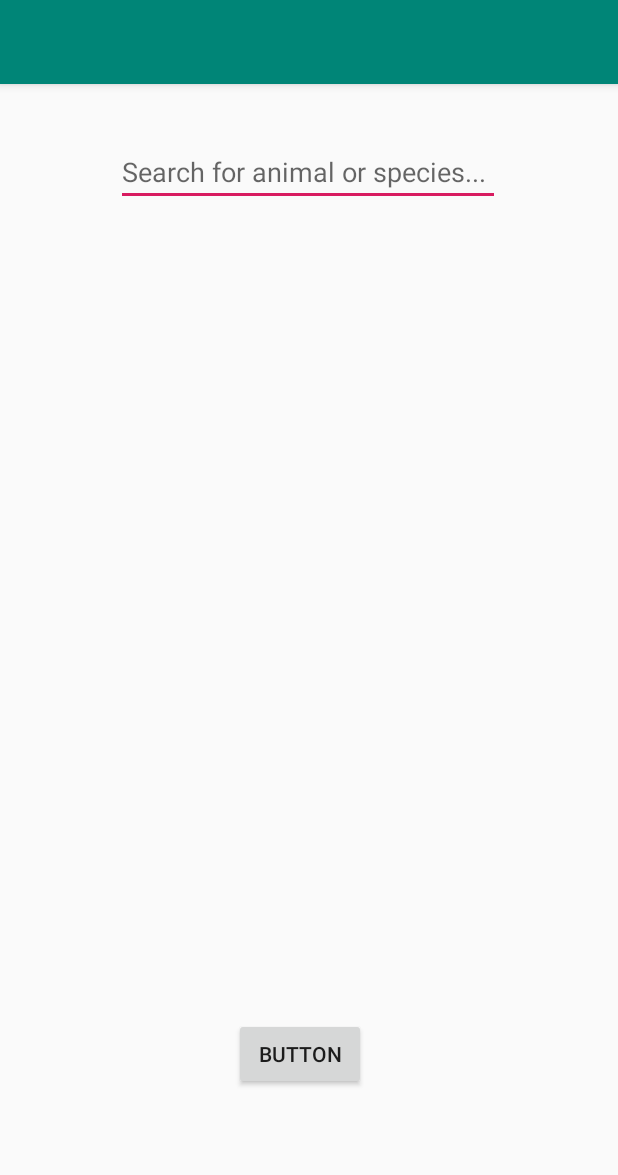
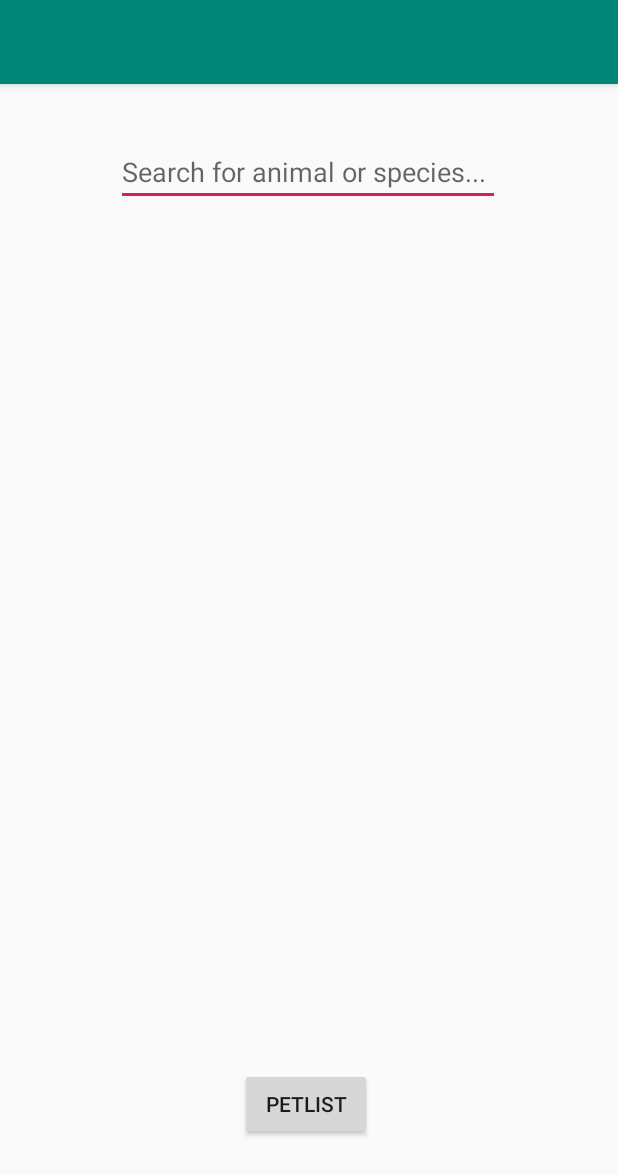
Before and after one commit to UP915469/PetApp, an Android app: the screen it shows after launch (MainActivity), on a phone screen of 412 x 824 dp. Shown: the top 1175 px of the screen. Run offline under Robolectric (Android 15) with nearby library versions, the phone set to English and light mode, and no system bars.

Commit message:
Updated button on home screen, same behaviour but more safe & efficient

```diff
--- a/app/src/main/java/com/example/petapp/MainActivity.java
+++ b/app/src/main/java/com/example/petapp/MainActivity.java
@@ -14,13 +14,19 @@ public class MainActivity extends AppCompatActivity {
     protected void onCreate(Bundle savedInstanceState) {
         super.onCreate(savedInstanceState);
         setContentView(R.layout.activity_main);
-        Button button = findViewById(R.id.button);
+        //Button button = findViewById(R.id.button);
 
+        /*
         button.setOnClickListener(new View.OnClickListener() {
             @Override
             public void onClick(View view) {
                 startActivity(new Intent(MainActivity.this, PetList.class));
             }
         });
+        */
+    }
+
+    public void onClick(View view) {
+        startActivity(new Intent(MainActivity.this, PetList.class));
     }
 }
--- a/app/src/main/res/layout/activity_main.xml
+++ b/app/src/main/res/layout/activity_main.xml
@@ -10,13 +10,12 @@
         android:id="@+id/button"
         android:layout_width="wrap_content"
         android:layout_height="wrap_content"
-        android:text="Button"
+        android:layout_marginStart="160dp"
+        android:layout_marginLeft="160dp"
+        android:layout_marginBottom="64dp"
+        android:text="Petlist"
         app:layout_constraintBottom_toBottomOf="parent"
-        app:layout_constraintEnd_toEndOf="parent"
-        app:layout_constraintHorizontal_bias="0.482"
-        app:layout_constraintStart_toStartOf="parent"
-        app:layout_constraintTop_toTopOf="parent"
-        app:layout_constraintVertical_bias="0.865" />
+        app:layout_constraintStart_toStartOf="parent" />
 
     <EditText
         android:id="@+id/editText2"
```
